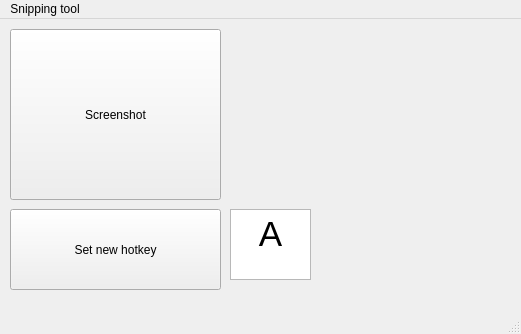
Above: mainwindow.ui from ecinqmar/SnippingTool before the change. Below: the same form after it.
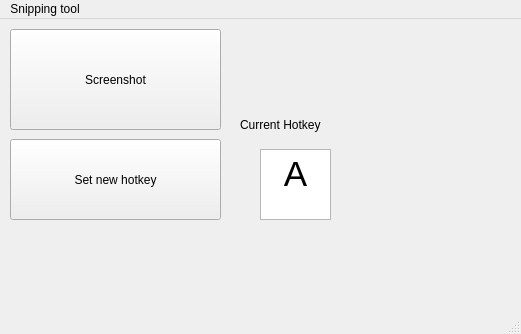
That is the form after the change.

What changed in the file:
```diff
--- a/mainwindow.ui
+++ b/mainwindow.ui
@@ -20,7 +20,7 @@
       <x>10</x>
       <y>10</y>
       <width>211</width>
-      <height>171</height>
+      <height>101</height>
      </rect>
     </property>
     <property name="text">
@@ -31,7 +31,7 @@
     <property name="geometry">
      <rect>
       <x>10</x>
-      <y>190</y>
+      <y>120</y>
       <width>211</width>
       <height>81</height>
      </rect>
@@ -43,9 +43,9 @@
    <widget class="QTextEdit" name="NewHotkeyTextbox">
     <property name="geometry">
      <rect>
-      <x>230</x>
-      <y>190</y>
-      <width>81</width>
+      <x>260</x>
+      <y>130</y>
+      <width>71</width>
       <height>71</height>
      </rect>
     </property>
@@ -57,6 +57,19 @@
 &lt;p align=&quot;center&quot; style=&quot; margin-top:0px; margin-bottom:0px; margin-left:0px; margin-right:0px; -qt-block-indent:0; text-indent:0px;&quot;&gt;&lt;span style=&quot; font-size:26pt;&quot;&gt;A&lt;/span&gt;&lt;/p&gt;&lt;/body&gt;&lt;/html&gt;</string>
     </property>
    </widget>
+   <widget class="QLabel" name="label">
+    <property name="geometry">
+     <rect>
+      <x>240</x>
+      <y>80</y>
+      <width>111</width>
+      <height>51</height>
+     </rect>
+    </property>
+    <property name="text">
+     <string>Current Hotkey</string>
+    </property>
+   </widget>
   </widget>
   <widget class="QMenuBar" name="menubar">
    <property name="geometry">
```
